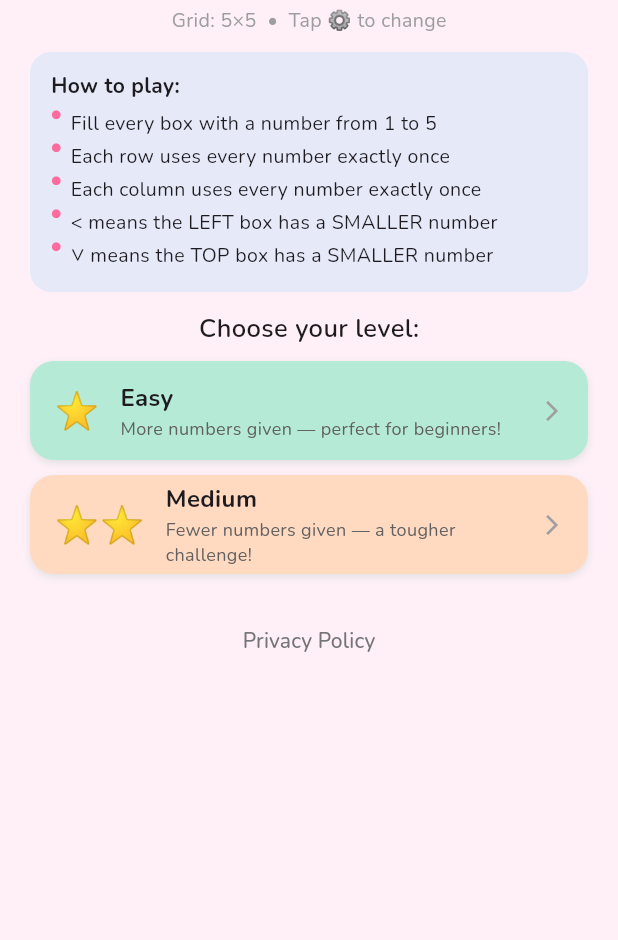
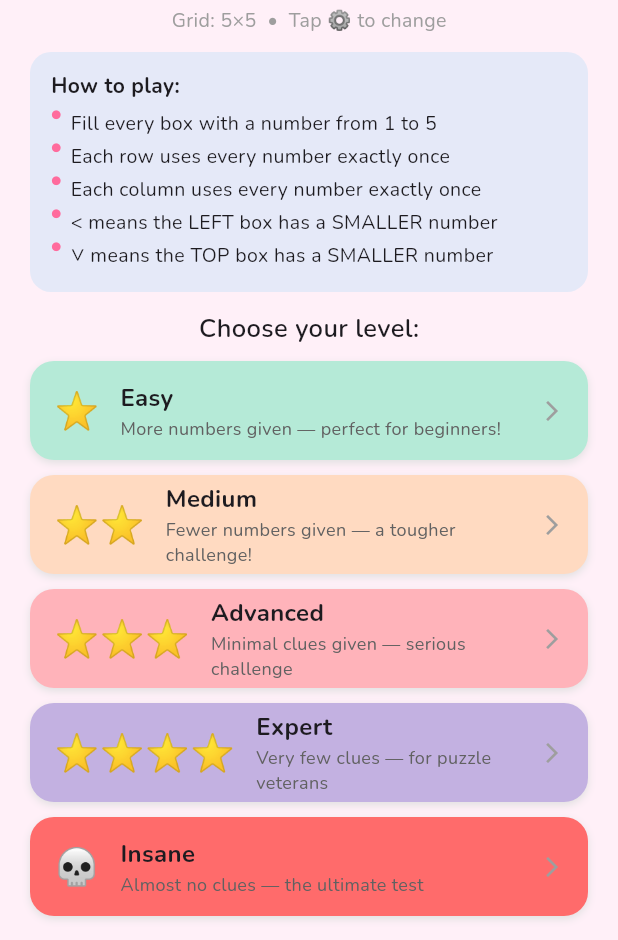
Before and after one commit to MichaelKuen/futoshiki_adults, a Flutter app: the screen it shows after launch, on a phone screen of 412 x 824 dp, the part 296-1236 px from its top. Run offline on Flutter 3.47's test engine with Material 3 defaults, Android fonts, the phone set to English and light mode, and no system bars; drawn by our look-alikes of flutter_animate; our stand-ins replace confetti, flutter_riverpod, freezed_annotation, google_fonts, riverpod_annotation, shared_preferences; generated files the repository leaves out were written again.

Commit message:
Add Advanced, Expert and Insane difficulty levels
Extends the Difficulty enum with three new levels and tunes the puzzle
generator for each:

  Advanced (28% givens, +4 constraints) — minimal clues, serious challenge
  Expert   (20% givens, +7 constraints) — very few clues, for veterans
  Insane   (12% givens, +11 constraints) — almost no clues, ultimate test

More constraints on harder levels keep puzzles uniquely solvable with far
fewer given digits. Home screen now shows all five difficulty buttons.
Regenerated game_state.g.dart to include the new enum values.

Co-Authored-By: Claude Sonnet 4.6 <noreply@anthropic.com>

```diff
--- a/lib/features/game/domain/logic/futoshiki_generator.dart
+++ b/lib/features/game/domain/logic/futoshiki_generator.dart
@@ -10,7 +10,7 @@ class FutoshikiGenerator {
   FutoshikiBoard generate(int gridSize, Difficulty difficulty) {
     assert(gridSize == 5 || gridSize == 6 || gridSize == 7);
     final sol = _generateLatinSquare(gridSize, _rng);
-    final constraints = _generateConstraints(sol, gridSize, _rng);
+    final constraints = _generateConstraints(sol, gridSize, difficulty, _rng);
     return _createPuzzle(sol, constraints, gridSize, difficulty, _rng);
   }
 
@@ -52,8 +52,18 @@ class FutoshikiGenerator {
 
   // ── Step 2: Constraint selection ─────────────────────────────────────────
 
+  int _targetConstraintCount(int n, Difficulty difficulty) {
+    final base = n == 5 ? 10 : (n == 6 ? 14 : 18);
+    return switch (difficulty) {
+      Difficulty.easy || Difficulty.medium => base,
+      Difficulty.advanced => base + 4,
+      Difficulty.expert => base + 7,
+      Difficulty.insane => base + 11,
+    };
+  }
+
   List<FutoshikiConstraint> _generateConstraints(
-      List<List<int>> sol, int n, Random rng) {
+      List<List<int>> sol, int n, Difficulty difficulty, Random rng) {
     final pairs = <List<int>>[];
 
     for (int r = 0; r < n; r++) {
@@ -69,7 +79,7 @@ class FutoshikiGenerator {
 
     pairs.shuffle(rng);
 
-    final targetCount = n == 5 ? 10 : (n == 6 ? 14 : 18);
+    final targetCount = _targetConstraintCount(n, difficulty);
     final selected = pairs.take(targetCount);
 
     return selected.map((p) {
@@ -93,9 +103,13 @@ class FutoshikiGenerator {
     Difficulty difficulty,
     Random rng,
   ) {
-    final targetGivens = difficulty == Difficulty.easy
-        ? (n * n * 0.55).ceil()
-        : (n * n * 0.38).ceil();
+    final targetGivens = switch (difficulty) {
+      Difficulty.easy     => (n * n * 0.55).ceil(),
+      Difficulty.medium   => (n * n * 0.38).ceil(),
+      Difficulty.advanced => (n * n * 0.28).ceil(),
+      Difficulty.expert   => (n * n * 0.20).ceil(),
+      Difficulty.insane   => (n * n * 0.12).ceil(),
+    };
 
     // Working copy of solution; 0 = removed
     final grid = List.generate(n, (r) => List<int>.from(sol[r]));
--- a/lib/features/game/domain/models/game_state.dart
+++ b/lib/features/game/domain/models/game_state.dart
@@ -6,7 +6,7 @@ part 'game_state.g.dart';
 
 enum GameStatus { initial, loading, playing, won, breakTime, gaveUp }
 
-enum Difficulty { easy, medium }
+enum Difficulty { easy, medium, advanced, expert, insane }
 
 enum PlaceMode { solution, pencilMarks }
 
--- a/lib/features/home/presentation/pages/home_page.dart
+++ b/lib/features/home/presentation/pages/home_page.dart
@@ -224,6 +224,36 @@ class _HomePageState extends ConsumerState<HomePage> {
                 onTap: () => _startGame(Difficulty.medium),
               ),
 
+              const SizedBox(height: 10),
+
+              _DifficultyButton(
+                emoji: '⭐⭐⭐',
+                label: 'Advanced',
+                subtitle: 'Minimal clues given — serious challenge',
+                colour: const Color(0xFFFFB3BA),
+                onTap: () => _startGame(Difficulty.advanced),
+              ),
+
+              const SizedBox(height: 10),
+
+              _DifficultyButton(
+                emoji: '⭐⭐⭐⭐',
+                label: 'Expert',
+                subtitle: 'Very few clues — for puzzle veterans',
+                colour: const Color(0xFFC3B1E1),
+                onTap: () => _startGame(Difficulty.expert),
+              ),
+
+              const SizedBox(height: 10),
+
+              _DifficultyButton(
+                emoji: '💀',
+                label: 'Insane',
+                subtitle: 'Almost no clues — the ultimate test',
+                colour: const Color(0xFFFF6B6B),
+                onTap: () => _startGame(Difficulty.insane),
+              ),
+
               const SizedBox(height: 20),
 
               Center(
```
Also changed, not shown: lib/features/game/domain/models/game_state.g.dart.
